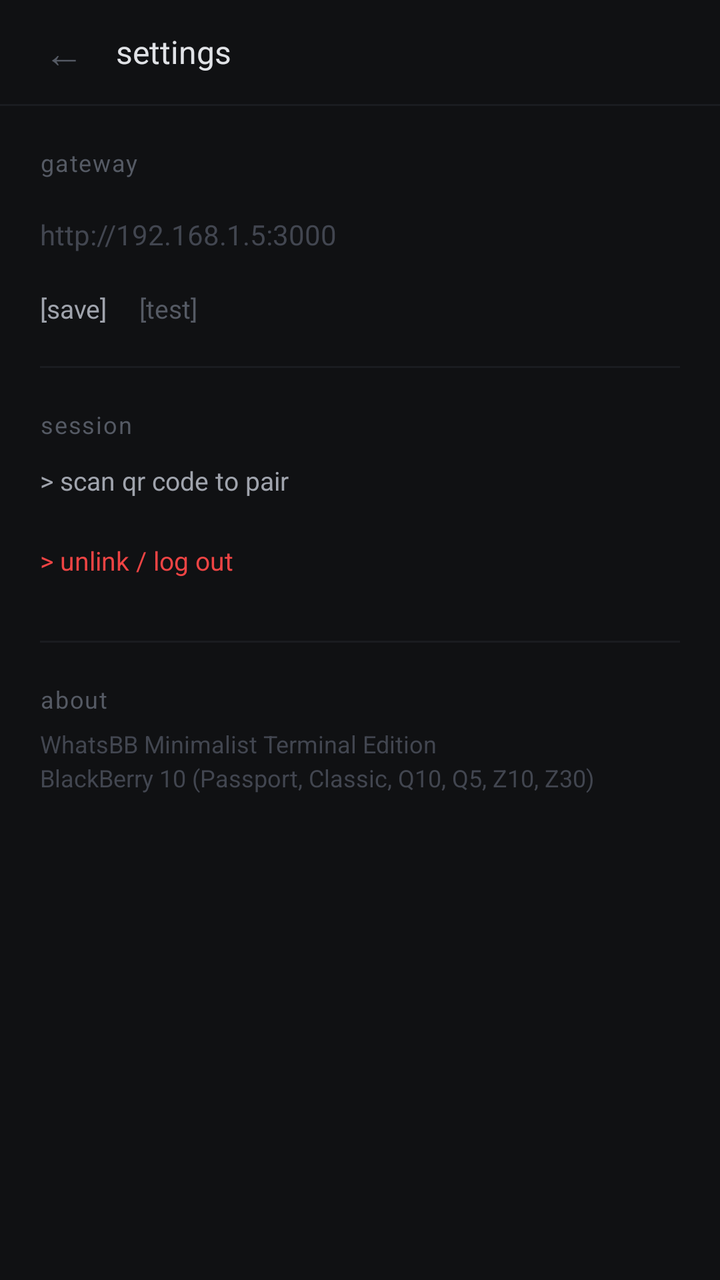
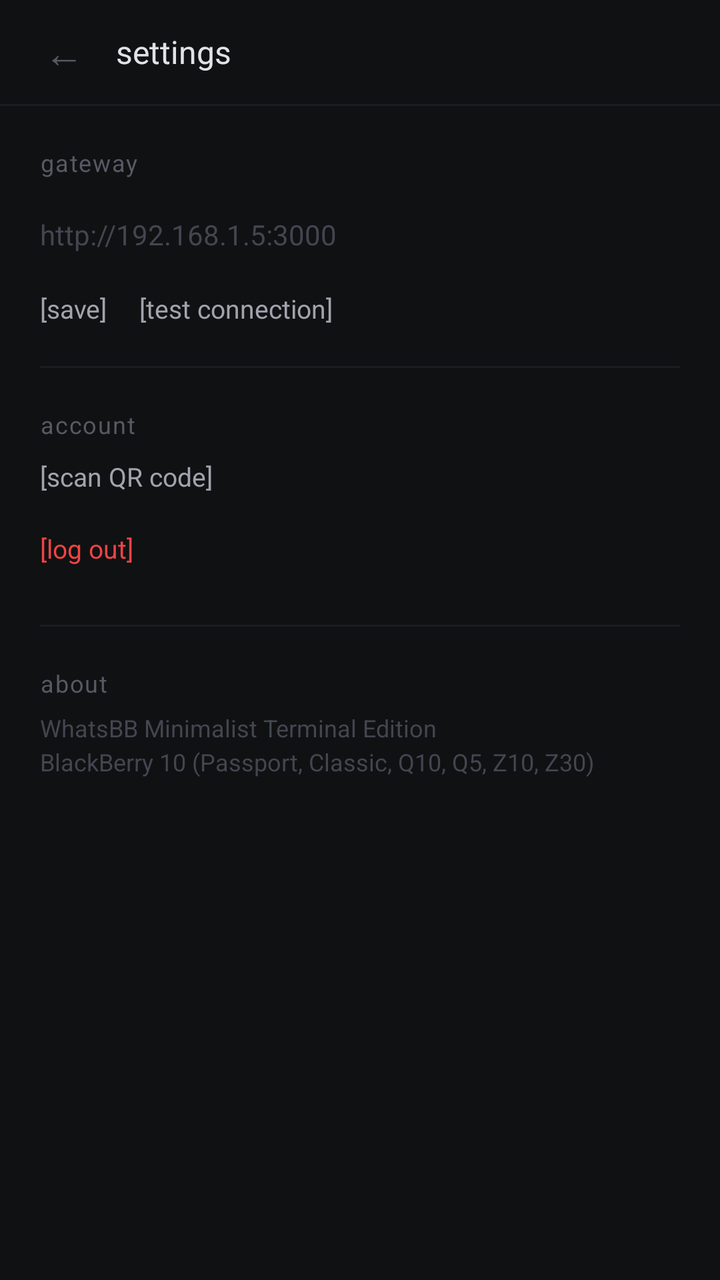

An Android layout rendered at two revisions. The XML below is the earlier revision; the diff shows what the commit changed to produce the second picture.
<!-- AndroidManifest.xml: application theme android:Theme.NoTitleBar -->
<!-- res/layout/activity_settings.xml -->
<?xml version="1.0" encoding="utf-8"?>
<LinearLayout xmlns:android="http://schemas.android.com/apk/res/android"
    android:layout_width="match_parent"
    android:layout_height="match_parent"
    android:orientation="vertical"
    android:background="#101113">

    
    <LinearLayout
        android:layout_width="match_parent"
        android:layout_height="52dp"
        android:orientation="horizontal"
        android:gravity="center_vertical"
        android:paddingLeft="12dp"
        android:paddingRight="16dp"
        android:background="#101113">

        <TextView
            android:id="@+id/btn_settings_back"
            android:layout_width="40dp"
            android:layout_height="match_parent"
            android:gravity="center"
            android:textColor="#555A64"
            android:textSize="20sp"
            android:text="&#8592;" />

        <TextView
            android:layout_width="0dp"
            android:layout_weight="1"
            android:layout_height="wrap_content"
            android:text="settings"
            android:textColor="#E0E2E6"
            android:textSize="16sp"
            android:layout_marginLeft="6dp" />
    </LinearLayout>

    <View
        android:layout_width="match_parent"
        android:layout_height="1dp"
        android:background="#1A1C20" />

    <ScrollView
        android:layout_width="match_parent"
        android:layout_height="match_parent"
        android:padding="20dp">

        <LinearLayout
            android:layout_width="match_parent"
            android:layout_height="wrap_content"
            android:orientation="vertical">

            
            <TextView
                android:layout_width="wrap_content"
                android:layout_height="wrap_content"
                android:text="gateway"
                android:textColor="#555A64"
                android:textSize="12sp"
                android:letterSpacing="0.05" />

            <EditText
                android:id="@+id/edit_server_url"
                android:layout_width="match_parent"
                android:layout_height="40dp"
                android:layout_marginTop="8dp"
                android:paddingLeft="0dp"
                android:background="@null"
                android:textColor="#E0E2E6"
                android:textColorHint="#424650"
                android:hint="http://192.168.1.5:3000"
                android:singleLine="true"
                android:inputType="textUri"
                android:textSize="14sp" />

            <LinearLayout
                android:layout_width="match_parent"
                android:layout_height="wrap_content"
                android:orientation="horizontal"
                android:layout_marginTop="8dp">

                <TextView
                    android:id="@+id/btn_save_url"
                    android:layout_width="wrap_content"
                    android:layout_height="wrap_content"
                    android:text="[save]"
                    android:textColor="#A0A4AD"
                    android:textSize="13sp"
                    android:paddingRight="16dp" />

                <TextView
                    android:id="@+id/btn_test_connection"
                    android:layout_width="wrap_content"
                    android:layout_height="wrap_content"
                    android:text="[test]"
                    android:textColor="#555A64"
                    android:textSize="13sp" />
            </LinearLayout>

            <TextView
                android:id="@+id/tv_test_result"
                android:layout_width="match_parent"
                android:layout_height="wrap_content"
                android:layout_marginTop="8dp"
                android:textColor="#555A64"
                android:textSize="12sp"
                android:visibility="gone" />

            <View
                android:layout_width="match_parent"
                android:layout_height="1dp"
                android:background="#1A1C20"
                android:layout_marginTop="20dp"
                android:layout_marginBottom="20dp" />

            
            <TextView
                android:layout_width="wrap_content"
                android:layout_height="wrap_content"
                android:text="session"
                android:textColor="#555A64"
                android:textSize="12sp"
                android:letterSpacing="0.05" />

            <TextView
                android:id="@+id/btn_link_qr"
                android:layout_width="match_parent"
                android:layout_height="40dp"
                android:gravity="center_vertical"
                android:text="> scan qr code to pair"
                android:textColor="#A0A4AD"
                android:textSize="13sp" />

            <TextView
                android:id="@+id/btn_logout"
                android:layout_width="match_parent"
                android:layout_height="40dp"
                android:gravity="center_vertical"
                android:text="> unlink / log out"
                android:textColor="#EF4444"
                android:textSize="13sp" />

            <View
                android:layout_width="match_parent"
                android:layout_height="1dp"
                android:background="#1A1C20"
                android:layout_marginTop="20dp"
                android:layout_marginBottom="20dp" />

            <TextView
                android:layout_width="wrap_content"
                android:layout_height="wrap_content"
                android:text="about"
                android:textColor="#555A64"
                android:textSize="12sp"
                android:letterSpacing="0.05" />

            <TextView
                android:layout_width="match_parent"
                android:layout_height="wrap_content"
                android:textColor="#424650"
                android:textSize="12sp"
                android:layout_marginTop="6dp"
                android:lineSpacingExtra="3dp"
                android:text="WhatsBB Minimalist Terminal Edition\nBlackBerry 10 (Passport, Classic, Q10, Q5, Z10, Z30)" />

        </LinearLayout>
    </ScrollView>

</LinearLayout>
<!-- resources referenced by this layout -->
<resources>

</resources>

<!-- the commit's change to res/layout/activity_settings.xml (unified diff, before → after) -->
@@ -91,8 +91,8 @@
                     android:id="@+id/btn_test_connection"
                     android:layout_width="wrap_content"
                     android:layout_height="wrap_content"
-                    android:text="[test]"
-                    android:textColor="#555A64"
+                    android:text="[test connection]"
+                    android:textColor="#A0A4AD"
                     android:textSize="13sp" />
             </LinearLayout>
 
@@ -116,7 +116,7 @@
             <TextView
                 android:layout_width="wrap_content"
                 android:layout_height="wrap_content"
-                android:text="session"
+                android:text="account"
                 android:textColor="#555A64"
                 android:textSize="12sp"
                 android:letterSpacing="0.05" />
@@ -124,18 +124,18 @@
             <TextView
                 android:id="@+id/btn_link_qr"
                 android:layout_width="match_parent"
-                android:layout_height="40dp"
+                android:layout_height="36dp"
                 android:gravity="center_vertical"
-                android:text="> scan qr code to pair"
+                android:text="[scan QR code]"
                 android:textColor="#A0A4AD"
                 android:textSize="13sp" />
 
             <TextView
                 android:id="@+id/btn_logout"
                 android:layout_width="match_parent"
-                android:layout_height="40dp"
+                android:layout_height="36dp"
                 android:gravity="center_vertical"
-                android:text="> unlink / log out"
+                android:text="[log out]"
                 android:textColor="#EF4444"
                 android:textSize="13sp" />
 
